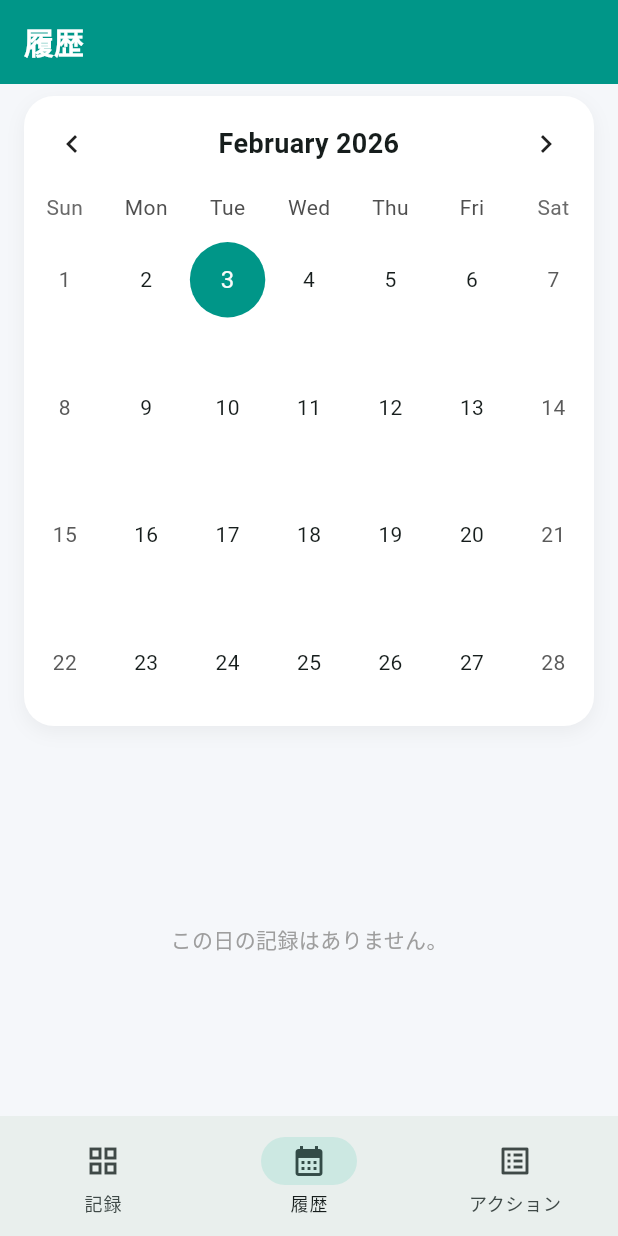
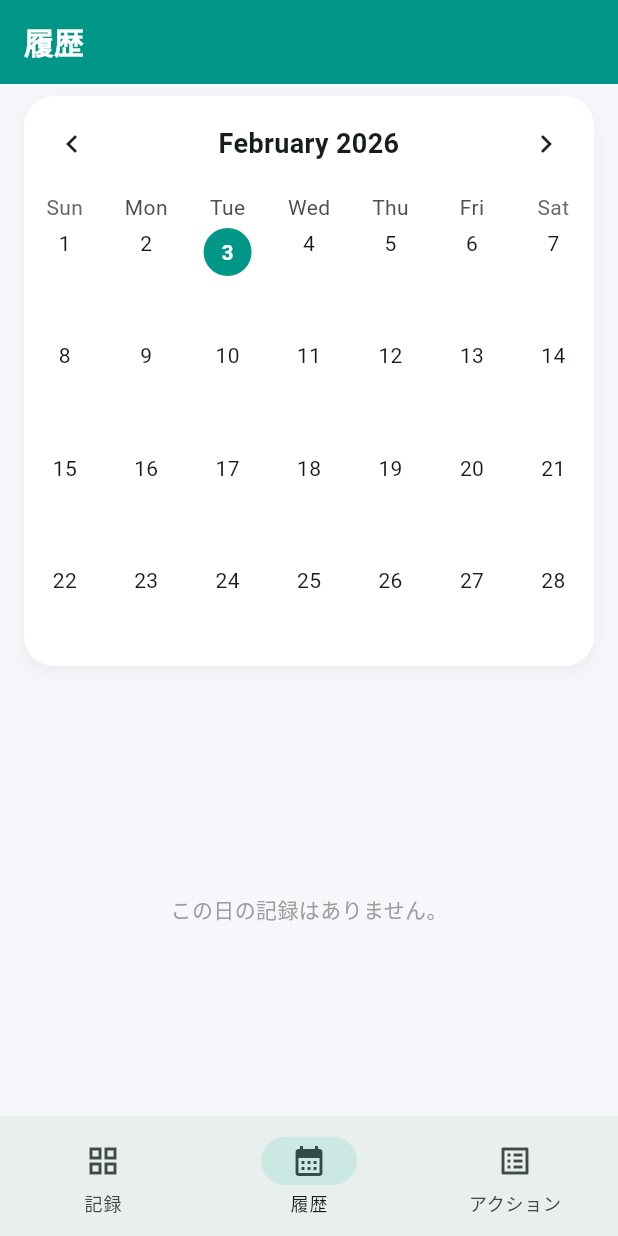
Before and after one commit to fyhw117/itsushita, a Flutter app: the screen it shows after launch, item 2 of the bottom bar chosen, on a phone screen of 412 x 824 dp. Run offline on Flutter 3.47's test engine with Material 3 defaults, Android fonts, the phone set to English and light mode, and no system bars; drawn by our look-alikes of table_calendar; our stand-ins replace flutter_riverpod, shared_preferences, sqflite, sqflite_common_ffi; accounts and stored records are empty.

Commit message:
カレンダー上のアクション表示を変更して

```diff
--- a/lib/screens/calendar_screen.dart
+++ b/lib/screens/calendar_screen.dart
@@ -65,8 +65,7 @@ class _CalendarScreenState extends ConsumerState<CalendarScreen> {
               lastDay: DateTime.utc(2030, 12, 31),
               focusedDay: _focusedDay,
               selectedDayPredicate: (day) => isSameDay(_selectedDay, day),
-              rowHeight:
-                  85, // Increase row height to accommodate larger markers
+              rowHeight: 75, // Decrease row height slightly
               onDaySelected: (selectedDay, focusedDay) {
                 setState(() {
                   _selectedDay = selectedDay;
@@ -95,14 +94,75 @@ class _CalendarScreenState extends ConsumerState<CalendarScreen> {
                 ),
               ),
               calendarBuilders: CalendarBuilders(
+                defaultBuilder: (context, day, focusedDay) {
+                  return Container(
+                    alignment: Alignment.topCenter,
+                    margin: const EdgeInsets.only(top: 8),
+                    child: Text(
+                      '${day.day}',
+                      style: const TextStyle(fontSize: 14),
+                    ),
+                  );
+                },
+                todayBuilder: (context, day, focusedDay) {
+                  return Container(
+                    alignment: Alignment.topCenter,
+                    margin: const EdgeInsets.only(top: 8),
+                    child: Container(
+                      width: 32,
+                      height: 32,
+                      decoration: const BoxDecoration(
+                        color: Colors.tealAccent,
+                        shape: BoxShape.circle,
+                      ),
+                      alignment: Alignment.center,
+                      child: Text(
+                        '${day.day}',
+                        style: const TextStyle(
+                          fontSize: 14,
+                          fontWeight: FontWeight.bold,
+                        ),
+                      ),
+                    ),
+                  );
+                },
+                selectedBuilder: (context, day, focusedDay) {
+                  return Container(
+                    alignment: Alignment.topCenter,
+                    margin: const EdgeInsets.only(top: 8),
+                    child: Container(
+                      width: 32,
+                      height: 32,
+                      decoration: const BoxDecoration(
+                        color: Colors.teal,
+                        shape: BoxShape.circle,
+                      ),
+                      alignment: Alignment.center,
+                      child: Text(
+                        '${day.day}',
+                        style: const TextStyle(
+                          fontSize: 14,
+                          fontWeight: FontWeight.bold,
+                          color: Colors.white,
+                        ),
+                      ),
+                    ),
+                  );
+                },
                 markerBuilder: (context, day, events) {
                   if (events.isEmpty) return null;
                   final eventRecords = events.cast<ActionRecord>();
 
-                  // Show all unique actions (layout handles wrap)
                   final uniqueActionIds = eventRecords
                       .map((e) => e.actionId)
-                      .toSet();
+                      .toSet()
+                      .toList();
+
+                  const int maxMarkers = 6;
+                  final bool overflow = uniqueActionIds.length > maxMarkers;
+                  final displayIds = overflow
+                      ? uniqueActionIds.take(maxMarkers - 1)
+                      : uniqueActionIds;
 
                   return Positioned(
                     bottom: 4,
@@ -113,14 +173,19 @@ class _CalendarScreenState extends ConsumerState<CalendarScreen> {
                         alignment: WrapAlignment.center,
                         spacing: 2,
                         runSpacing: 2,
-                        children: uniqueActionIds.map((id) {
+                        children: [
+                          ...displayIds.map((id) {
                             final action = actionMap[id];
                             final colorValue =
                                 action?.colorValue ?? Colors.grey.toARGB32();
-                          // Display up to 2 characters
+                            // Display 1 character
                             final String label =
                                 (action != null && action.name.isNotEmpty)
-                              ? action.name.trim().characters.take(2).toString()
+                                ? action.name
+                                      .trim()
+                                      .characters
+                                      .take(1)
+                                      .toString()
                                 : '?';
 
                             return Container(
@@ -136,13 +201,30 @@ class _CalendarScreenState extends ConsumerState<CalendarScreen> {
                                 label,
                                 style: const TextStyle(
                                   color: Colors.white,
-                                fontSize: 9,
+                                  fontSize: 10,
                                   fontWeight: FontWeight.bold,
                                   height: 1.0,
                                 ),
                               ),
                             );
-                        }).toList(),
+                          }),
+                          if (overflow)
+                            Container(
+                              padding: const EdgeInsets.symmetric(
+                                horizontal: 4,
+                                vertical: 2,
+                              ),
+                              child: const Text(
+                                '...',
+                                style: TextStyle(
+                                  color: Colors.black,
+                                  fontSize: 10,
+                                  fontWeight: FontWeight.bold,
+                                  height: 1.0,
+                                ),
+                              ),
+                            ),
+                        ],
                       ),
                     ),
                   );
--- a/lib/screens/dashboard_screen.dart
+++ b/lib/screens/dashboard_screen.dart
@@ -170,7 +170,7 @@ class _DashboardScreenState extends ConsumerState<DashboardScreen> {
                           maxCrossAxisExtent: 200,
                           crossAxisSpacing: 12,
                           mainAxisSpacing: 12,
-                          childAspectRatio: 1.5,
+                          childAspectRatio: 1.4,
                         ),
                     itemCount: actions.length,
                     itemBuilder: (context, index) {
@@ -357,7 +357,7 @@ class _ActionCard extends ConsumerWidget {
           child: Padding(
             padding: const EdgeInsets.symmetric(
               horizontal: 16.0,
-              vertical: 12.0,
+              vertical: 8.0,
             ),
             child: Column(
               mainAxisAlignment: MainAxisAlignment.center,
```
Lines whose indentation alone changed are shown as unchanged.
